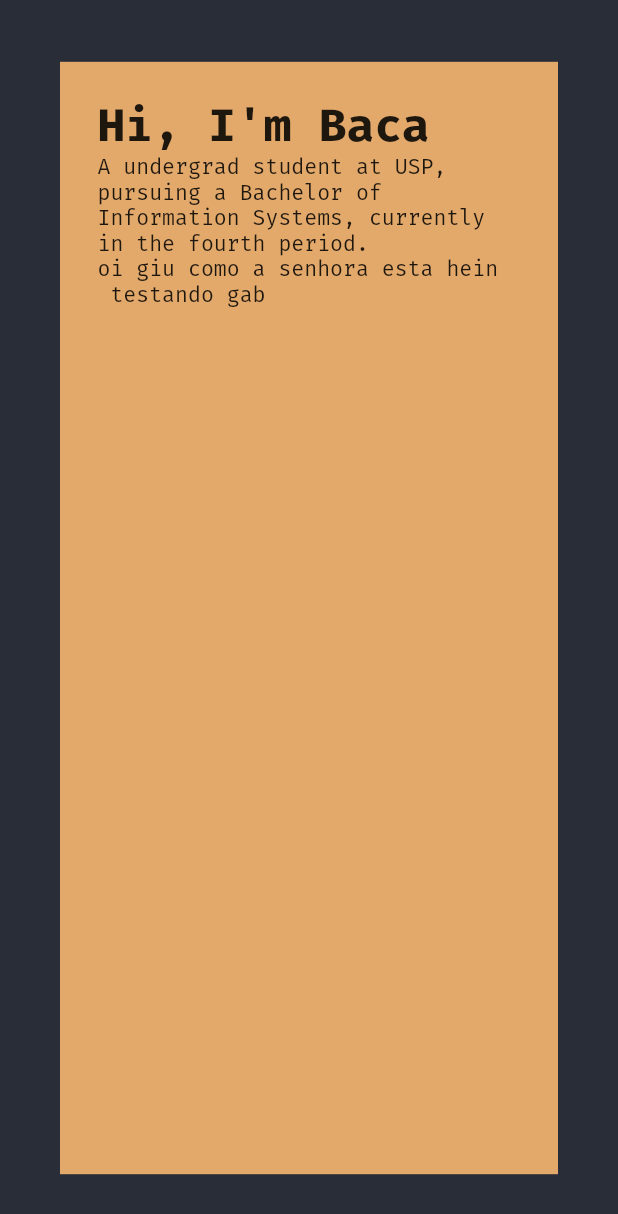
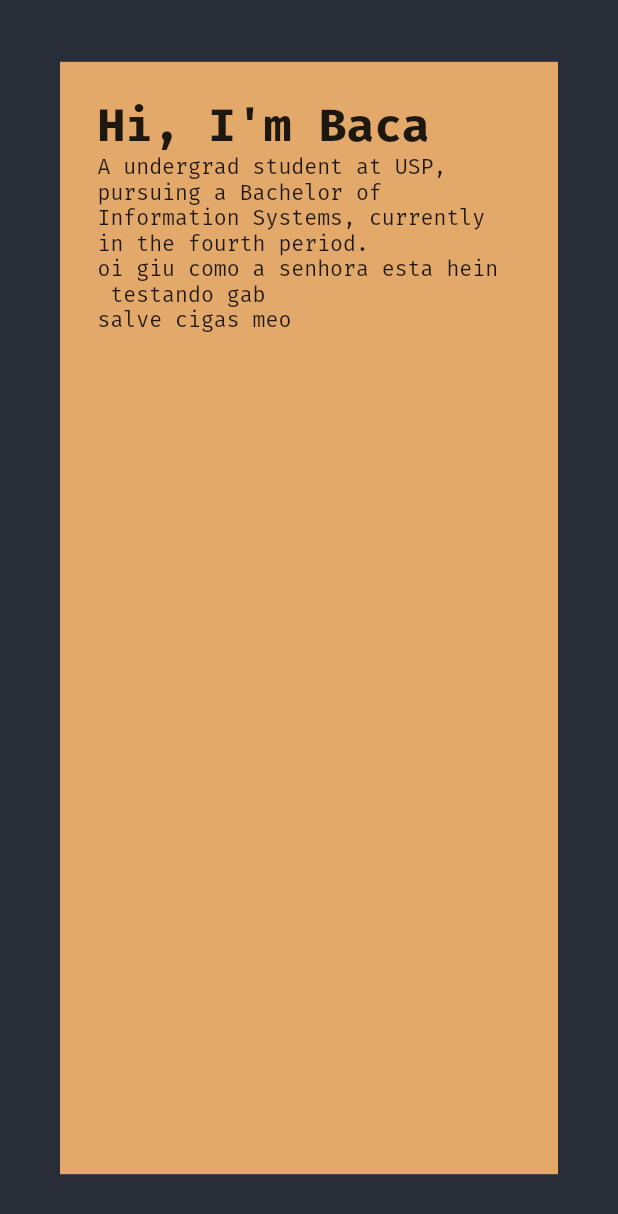
Before and after one commit to viniciusbaca/viniciusbaca.github.io, a Flutter app: the screen it shows after launch, on a phone screen of 412 x 824 dp. Shown: the top 1214 px of the screen. Run offline on Flutter 3.47's test engine with Material 2 defaults, Android fonts, the phone set to English and light mode, and no system bars.

Commit message:
salve cigas

```diff
--- a/lib/frontPage.dart
+++ b/lib/frontPage.dart
@@ -32,7 +32,8 @@ class FrontPage extends StatelessWidget {
                 ),
                 Text("A undergrad student at USP, pursuing a Bachelor "
                     "of Information Systems, currently in the fourth period.\n"
-                    "oi giu como a senhora esta hein \n testando gab")
+                    "oi giu como a senhora esta hein \n testando gab\n"
+                    "salve cigas meo")
               ],
             ),
           ),
```
